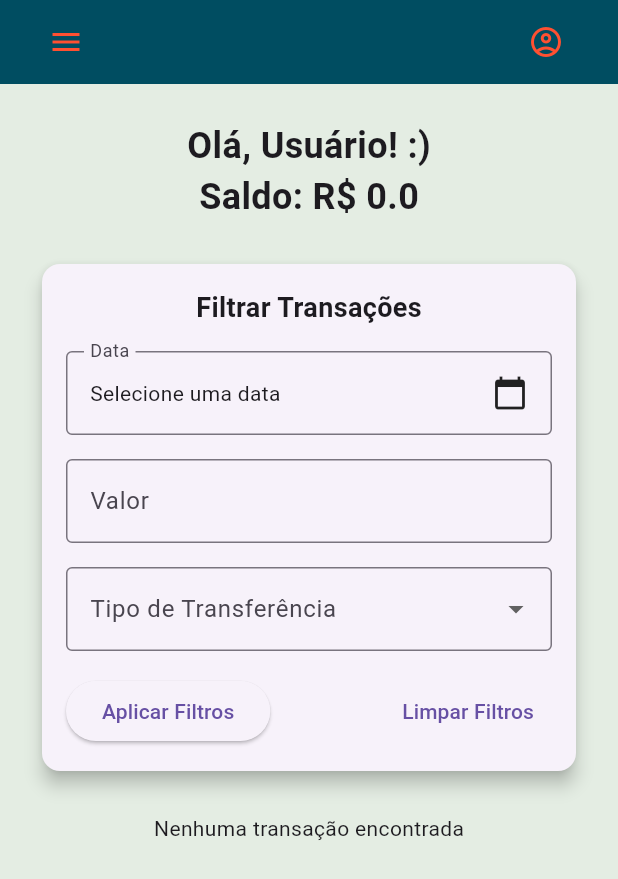
After one commit to CarolBastos/tech_challenge_fase3, a Flutter app: the FilteredTransactionScreen screen opened directly, on a phone screen of 412 x 824 dp. The commit adds this screen. Shown: the top 879 px of the screen. Run offline on Flutter 3.47's test engine with Material 3 defaults, Android fonts, the phone set to English and light mode, and no system bars; our stand-ins replace cloud_firestore, firebase_auth, firebase_core; accounts and stored records are empty.

Commit message:
Criação do user e tela de transações

```diff
--- a/lib/screens/dashboard_screen.dart
+++ b/lib/screens/dashboard_screen.dart
@@ -1,13 +1,13 @@
 import 'package:flutter/material.dart';
+import 'package:provider/provider.dart';
 import 'package:tech_challenge_fase3/widgets/dashboard/menu/custom_app_bar.dart';
 import 'package:tech_challenge_fase3/widgets/dashboard/menu/custom_drawer.dart';
 import 'package:tech_challenge_fase3/widgets/dashboard/new_transaction/transaction_card.dart';
 import 'package:tech_challenge_fase3/widgets/dashboard/transaction_list/transaction_list.dart';
-
-import '../app_colors.dart';
-import '../widgets/dashboard/new_transaction/new_transaction.dart';
 import 'package:firebase_auth/firebase_auth.dart';
 import 'package:cloud_firestore/cloud_firestore.dart';
+import 'package:tech_challenge_fase3/widgets/user/user.dart';
+import '../app_colors.dart';
 
 class DashboardScreen extends StatefulWidget {
   @override
@@ -16,8 +16,6 @@ class DashboardScreen extends StatefulWidget {
 
 class _DashboardScreenState extends State<DashboardScreen> {
   final GlobalKey<ScaffoldState> _scaffoldKey = GlobalKey<ScaffoldState>();
-  String displayName = "Usuário";
-  double balance = 0.0;
 
   @override
   void initState() {
@@ -30,9 +28,10 @@ class _DashboardScreenState extends State<DashboardScreen> {
     if (user != null) {
       await createUserFirestore(user);
       await getUserBalance(user);
-      setState(() {
-        displayName = user.displayName ?? "Usuário";
-      });
+
+      // Atualiza os dados no Provider
+      final userModel = Provider.of<UserModel>(context, listen: false);
+      userModel.updateUser(user.displayName ?? "Usuário", userModel.balance);
     }
   }
 
@@ -61,14 +60,15 @@ class _DashboardScreenState extends State<DashboardScreen> {
     DocumentSnapshot userDoc = await userRef.get();
 
     if (userDoc.exists) {
-      setState(() {
-        balance = userDoc['saldo'] ?? 0.0;
-      });
+      final userModel = Provider.of<UserModel>(context, listen: false);
+      userModel.updateUser(userModel.displayName, userDoc['saldo'] ?? 0.0);
     }
   }
 
   @override
   Widget build(BuildContext context) {
+    final userModel = Provider.of<UserModel>(context);
+
     return Scaffold(
       key: _scaffoldKey,
       backgroundColor: AppColors.teaGreen,
@@ -80,11 +80,11 @@ class _DashboardScreenState extends State<DashboardScreen> {
           child: Column(
             children: [
               Text(
-                "Olá, $displayName! :)",
+                "Olá, ${userModel.displayName}! :)",
                 style: TextStyle(fontSize: 24, fontWeight: FontWeight.bold),
               ),
               Text(
-                "Saldo: R\$ $balance",
+                "Saldo: R\$ ${userModel.balance}",
                 style: TextStyle(fontSize: 24, fontWeight: FontWeight.bold),
               ),
               TransactionCard(),
--- /dev/null
+++ b/lib/screens/transactions_screen.dart
@@ -0,0 +1,207 @@
+import 'package:flutter/material.dart';
+import 'package:intl/intl.dart';
+import 'package:provider/provider.dart';
+import 'package:tech_challenge_fase3/app_colors.dart';
+import 'package:tech_challenge_fase3/widgets/dashboard/transaction_list/transaction_list_filtered.dart';
+import 'package:tech_challenge_fase3/widgets/user/user.dart';
+import '../widgets/dashboard/menu/custom_app_bar.dart';
+import '../widgets/dashboard/menu/custom_drawer.dart';
+
+class FilteredTransactionScreen extends StatefulWidget {
+  @override
+  _FilteredTransactionScreenState createState() =>
+      _FilteredTransactionScreenState();
+}
+
+class _FilteredTransactionScreenState extends State<FilteredTransactionScreen> {
+  final GlobalKey<ScaffoldState> _scaffoldKey = GlobalKey<ScaffoldState>();
+  final _formKey = GlobalKey<FormState>();
+
+  DateTime? _selectedDate;
+  double? _selectedValue;
+  String? _selectedType;
+  final TextEditingController _valueController = TextEditingController();
+  final TextEditingController _typeController = TextEditingController();
+
+  Future<void> _selectDate(BuildContext context) async {
+    final DateTime? picked = await showDatePicker(
+      context: context,
+      initialDate: DateTime.now(),
+      firstDate: DateTime(2000),
+      lastDate: DateTime.now(),
+    );
+    if (picked != null && picked != _selectedDate) {
+      setState(() {
+        _selectedDate = picked;
+      });
+    }
+  }
+
+  void _applyFilters() {
+    if (_formKey.currentState!.validate()) {
+      setState(() {
+        _selectedValue = double.tryParse(_valueController.text);
+        _selectedType =
+            _typeController.text.isEmpty ? null : _typeController.text;
+      });
+    }
+  }
+
+  void _clearFilters() {
+    setState(() {
+      _selectedDate = null;
+      _selectedValue = null;
+      _selectedType = null;
+      _valueController.clear();
+      _typeController.clear();
+    });
+  }
+
+  @override
+  Widget build(BuildContext context) {
+    final userModel = Provider.of<UserModel>(context);
+    String displayName = userModel.displayName;
+    double balance = userModel.balance;
+    List<String> tiposTransacao = ['Depósito', 'Saque', 'Transferência'];
+
+    return Scaffold(
+      key: _scaffoldKey,
+      backgroundColor: AppColors.teaGreen,
+      appBar: CustomAppBar(scaffoldKey: _scaffoldKey),
+      drawer: const CustomDrawer(),
+      body: Padding(
+        padding: const EdgeInsets.all(24.0),
+        child: SingleChildScrollView(
+          child: Column(
+            children: [
+              Text(
+                "Olá, $displayName! :)",
+                style: TextStyle(fontSize: 24, fontWeight: FontWeight.bold),
+              ),
+              Text(
+                "Saldo: R\$ $balance",
+                style: TextStyle(fontSize: 24, fontWeight: FontWeight.bold),
+              ),
+              SizedBox(height: 24),
+              Card(
+                elevation: 5,
+                shape: RoundedRectangleBorder(
+                  borderRadius: BorderRadius.circular(12),
+                ),
+                child: Padding(
+                  padding: const EdgeInsets.all(16.0),
+                  child: Form(
+                    key: _formKey,
+                    child: Column(
+                      children: [
+                        Text(
+                          "Filtrar Transações",
+                          style: TextStyle(
+                            fontSize: 18,
+                            fontWeight: FontWeight.bold,
+                          ),
+                        ),
+                        SizedBox(height: 16),
+                        // Campo de Data
+                        InkWell(
+                          onTap: () => _selectDate(context),
+                          child: InputDecorator(
+                            decoration: InputDecoration(
+                              labelText: "Data",
+                              border: OutlineInputBorder(),
+                            ),
+                            child: Row(
+                              mainAxisAlignment: MainAxisAlignment.spaceBetween,
+                              children: [
+                                Text(
+                                  _selectedDate == null
+                                      ? "Selecione uma data"
+                                      : DateFormat(
+                                        'dd/MM/yyyy',
+                                      ).format(_selectedDate!),
+                                ),
+                                Icon(Icons.calendar_today),
+                              ],
+                            ),
+                          ),
+                        ),
+                        SizedBox(height: 16),
+                        // Campo de Valor
+                        TextFormField(
+                          controller: _valueController,
+                          decoration: InputDecoration(
+                            labelText: "Valor",
+                            border: OutlineInputBorder(),
+                          ),
+                          keyboardType: TextInputType.numberWithOptions(
+                            decimal: true,
+                          ),
+                          validator: (value) {
+                            if (value!.isNotEmpty &&
+                                double.tryParse(value) == null) {
+                              return "Insira um valor válido";
+                            }
+                            return null;
+                          },
+                        ),
+                        SizedBox(height: 16),
+                        // Campo de Tipo de Transferência
+                        DropdownButtonFormField<String>(
+                          value: _selectedType,
+                          decoration: InputDecoration(
+                            labelText: "Tipo de Transferência",
+                            border: OutlineInputBorder(),
+                          ),
+                          items:
+                              tiposTransacao.map((String value) {
+                                return DropdownMenuItem<String>(
+                                  value: value,
+                                  child: Text(value),
+                                );
+                              }).toList(),
+                          onChanged: (String? newValue) {
+                            setState(() {
+                              _selectedType = newValue;
+                            });
+                          },
+                          validator: (value) {
+                            if (value == null) {
+                              return "Selecione um tipo";
+                            }
+                            return null;
+                          },
+                        ),
+                        SizedBox(height: 16),
+                        // Botões de Aplicar e Limpar Filtros
+                        Row(
+                          mainAxisAlignment: MainAxisAlignment.spaceBetween,
+                          children: [
+                            ElevatedButton(
+                              onPressed: _applyFilters,
+                              child: Text("Aplicar Filtros"),
+                            ),
+                            TextButton(
+                              onPressed: _clearFilters,
+                              child: Text("Limpar Filtros"),
+                            ),
+                          ],
+                        ),
+                      ],
+                    ),
+                  ),
+                ),
+              ),
+              SizedBox(height: 24),
+              // Widget TransactionList com filtros aplicados
+              TransactionListFiltered(
+                data: _selectedDate,
+                valor: _selectedValue,
+                tipoTransferencia: _selectedType,
+              ),
+            ],
+          ),
+        ),
+      ),
+    );
+  }
+}
--- /dev/null
+++ b/lib/widgets/dashboard/transaction_list/transaction_list_filtered.dart
@@ -0,0 +1,157 @@
+import 'package:cloud_firestore/cloud_firestore.dart';
+import 'package:firebase_auth/firebase_auth.dart';
+import 'package:flutter/material.dart';
+import 'package:intl/intl.dart';
+import 'package:tech_challenge_fase3/app_colors.dart';
+import 'convertMonthToPortuguese.dart';
+
+class TransactionListFiltered extends StatelessWidget {
+  final DateTime? data;
+  final double? valor;
+  final String? tipoTransferencia;
+
+  TransactionListFiltered({this.data, this.valor, this.tipoTransferencia});
+
+  @override
+  Widget build(BuildContext context) {
+    return StreamBuilder<QuerySnapshot>(
+      stream: FirebaseFirestore.instance
+          .collection('transacoes')
+          .where(
+            'user_id',
+            isEqualTo: FirebaseAuth.instance.currentUser?.uid,
+          )
+          .snapshots(),
+      builder: (context, snapshot) {
+        if (snapshot.connectionState == ConnectionState.waiting) {
+          return Center(child: CircularProgressIndicator());
+        }
+        if (!snapshot.hasData || snapshot.data!.docs.isEmpty) {
+          return Center(child: Text('Nenhuma transação encontrada'));
+        }
+
+        var transacoes = snapshot.data!.docs;
+        var format = NumberFormat.currency(locale: 'pt_BR', symbol: 'R\$');
+
+        // Filtra as transações com base nos parâmetros fornecidos
+        var transacoesFiltradas = transacoes.where((transacao) {
+          var dataTransacao = transacao['data'];
+          if (dataTransacao == null || dataTransacao is! Timestamp) {
+            return false;
+          }
+
+          DateTime dataTransacaoDate = dataTransacao.toDate();
+          double transacaoValor = transacao['valor'] is double
+              ? transacao['valor']
+              : double.tryParse(transacao['valor'].toString()) ?? 0.0;
+          String transacaoTipo = transacao['tipo'];
+
+          bool matchesData = data == null ||
+              (dataTransacaoDate.year == data!.year &&
+               dataTransacaoDate.month == data!.month &&
+               dataTransacaoDate.day == data!.day);
+
+          bool matchesValor = valor == null || transacaoValor == valor;
+          bool matchesTipo = tipoTransferencia == null ||
+              transacaoTipo == tipoTransferencia;
+
+          return matchesData && matchesValor && matchesTipo;
+        }).toList();
+
+        if (transacoesFiltradas.isEmpty) {
+          return Center(child: Text('Nenhuma transação encontrada com os filtros aplicados'));
+        }
+
+        return Card(
+          elevation: 5,
+          shape: RoundedRectangleBorder(
+            borderRadius: BorderRadius.circular(12),
+          ),
+          child: Padding(
+            padding: const EdgeInsets.all(24.0),
+            child: Column(
+              crossAxisAlignment: CrossAxisAlignment.start,
+              children: [
+                Text(
+                  'Extrato',
+                  style: TextStyle(fontSize: 25, fontWeight: FontWeight.bold),
+                ),
+                SizedBox(height: 16),
+                ListView.builder(
+                  shrinkWrap: true,
+                  itemCount: transacoesFiltradas.length,
+                  itemBuilder: (context, index) {
+                    var transacao = transacoesFiltradas[index];
+
+                    var dataTransacao = transacao['data'];
+                    if (dataTransacao == null || dataTransacao is! Timestamp) {
+                      return ListTile(title: Text('Erro: Data inválida'));
+                    }
+
+                    DateTime data = dataTransacao.toDate();
+                    String dataFormatada = DateFormat('MM/dd/yyyy').format(data);
+                    var month = DateFormat('MMMM').format(data);
+                    var monthInPortuguese = convertMonthToPortuguese(month);
+
+                    double valor = transacao['valor'] is double
+                        ? transacao['valor']
+                        : double.tryParse(transacao['valor'].toString()) ?? 0.0;
+
+                    return ListTile(
+                      contentPadding: EdgeInsets.symmetric(vertical: 0),
+                      title: Row(
+                        mainAxisAlignment: MainAxisAlignment.spaceBetween,
+                        children: [
+                          Column(
+                            crossAxisAlignment: CrossAxisAlignment.start,
+                            children: [
+                              Text(
+                                '$monthInPortuguese',
+                                style: TextStyle(
+                                  fontSize: 13,
+                                  fontWeight: FontWeight.bold,
+                                  color: AppColors.primary,
+                                ),
+                              ),
+                              Text(
+                                '${transacao['tipo']}',
+                                style: TextStyle(
+                                  fontSize: 16,
+                                  fontWeight: FontWeight.w400,
+                                ),
+                              ),
+                              Text(
+                                '${format.format(valor)}',
+                                style: TextStyle(
+                                  fontSize: 16,
+                                  fontWeight: FontWeight.w600,
+                                ),
+                              ),
+                            ],
+                          ),
+                          Column(
+                            crossAxisAlignment: CrossAxisAlignment.end,
+                            children: [
+                              Text(
+                                '$dataFormatada',
+                                style: TextStyle(
+                                  fontSize: 13,
+                                  fontWeight: FontWeight.w400,
+                                  color: AppColors.greyPlaceholder,
+                                ),
+                              ),
+                            ],
+                          ),
+                        ],
+                      ),
+                    );
+                  },
+                ),
+              ],
+            ),
+          ),
+        );
+      },
+    );
+  }
+}
--- /dev/null
+++ b/lib/widgets/user/user.dart
@@ -0,0 +1,15 @@
+import 'package:flutter/material.dart';
+
+class UserModel with ChangeNotifier {
+  String _displayName = "Usuário";
+  double _balance = 0.0;
+
+  String get displayName => _displayName;
+  double get balance => _balance;
+
+  void updateUser(String name, double balance) {
+    _displayName = name;
+    _balance = balance;
+    notifyListeners(); // Notifica os ouvintes sobre a mudança
+  }
+}
--- a/pubspec.yaml
+++ b/pubspec.yaml
@@ -30,6 +30,7 @@ environment:
 dependencies:
   flutter:
     sdk: flutter
+  provider: ^6.0.0
 
   # The following adds the Cupertino Icons font to your application.
   # Use with the CupertinoIcons class for iOS style icons.
```
Also changed, not shown: lib/main.dart (+9 -0 lines), lib/widgets/dashboard/menu/custom_drawer.dart (+14 -1 lines), pubspec.lock.
